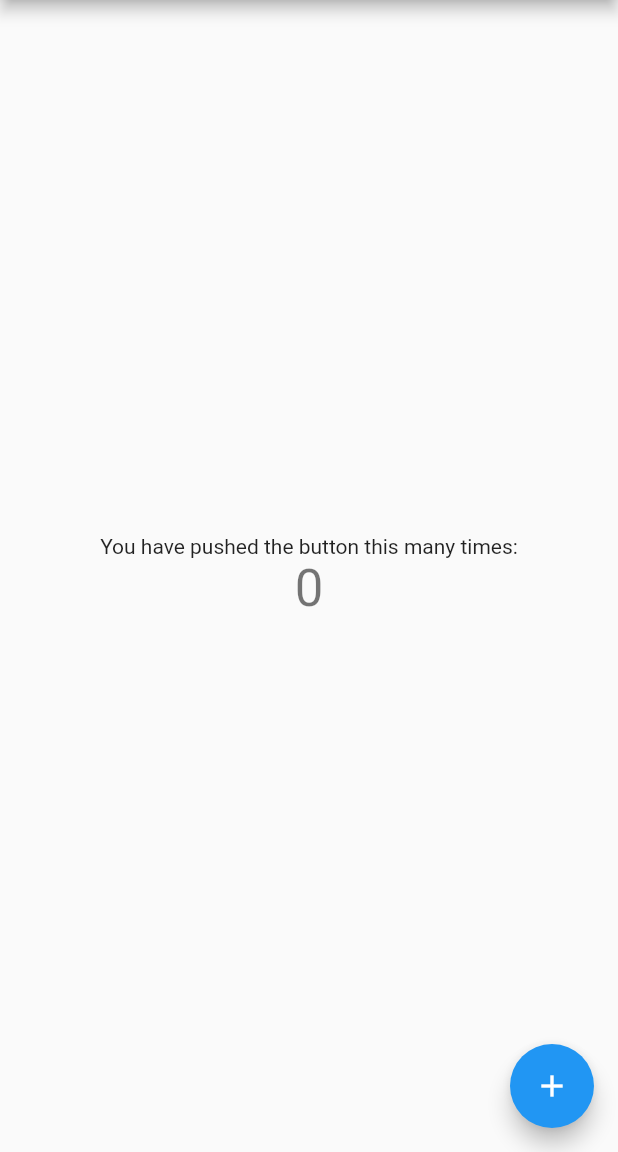
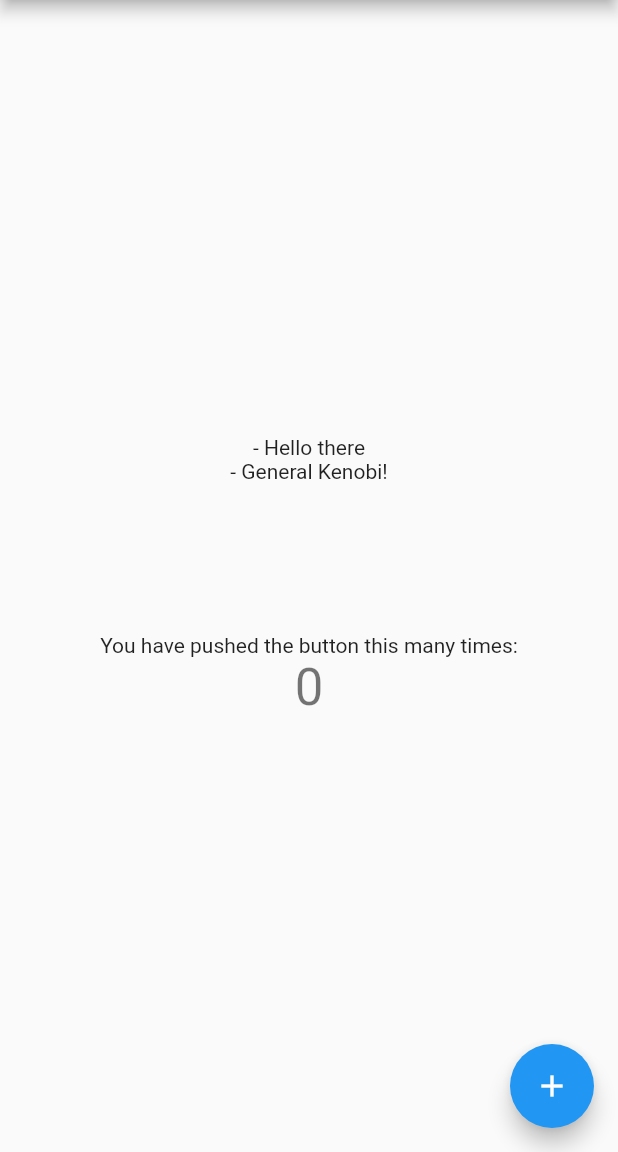
Before and after one commit to H8M4CH1NE/recipe_book, a Flutter app: the screen it shows after launch, on a phone screen of 412 x 824 dp, the part 84-1236 px from its top. Run offline on Flutter 3.47's test engine with Material 2 defaults, Android fonts, the phone set to English and light mode, and no system bars.

Commit message:
Added two more text lines

```diff
--- a/lib/main.dart
+++ b/lib/main.dart
@@ -95,6 +95,9 @@ class _MyHomePageState extends State<MyHomePage> {
           // horizontal).
           mainAxisAlignment: MainAxisAlignment.center,
           children: <Widget>[
+            const Text("- Hello there"),
+            const Text("- General Kenobi!"),
+            const SizedBox(height: 100),
             const Text(
               'You have pushed the button this many times:',
             ),
```
